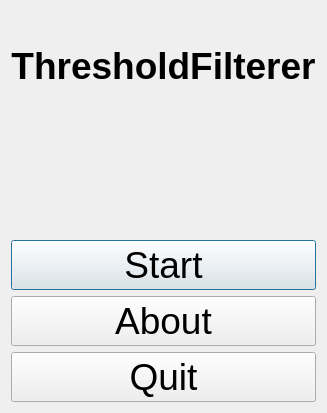
richelbilderbeek/ProjectRichelBilderbeek, file Tools/ToolThresholdFilterer/qtthresholdfilterermenudialog.ui: the form before one commit.
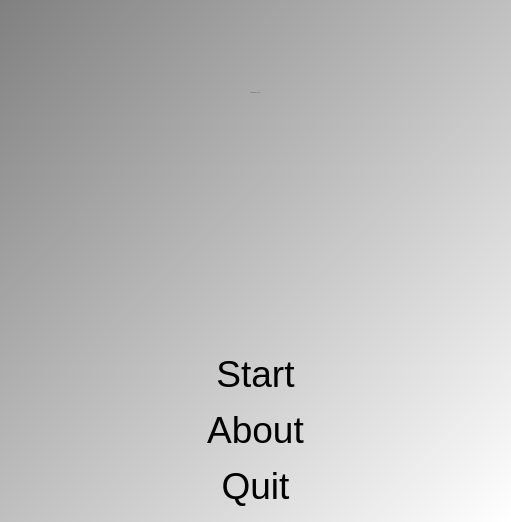
The form after the commit. Icons and pictures are not drawn.

The edit to the form file:
```diff
--- a/Tools/ToolThresholdFilterer/qtthresholdfilterermenudialog.ui
+++ b/Tools/ToolThresholdFilterer/qtthresholdfilterermenudialog.ui
@@ -6,8 +6,8 @@
    <rect>
     <x>0</x>
     <y>0</y>
-    <width>184</width>
-    <height>413</height>
+    <width>511</width>
+    <height>522</height>
    </rect>
   </property>
   <property name="font">
@@ -18,14 +18,25 @@
   <property name="windowTitle">
    <string>ThresholdFilterer</string>
   </property>
+  <property name="styleSheet">
+   <string notr="true">QDialog { 
+background-color: qlineargradient(x1: 0, y1: 0, x2: 1, y2: 1, stop: 0  #808080, stop: 1 #ffffff);
+}
+QLabel { font: 48px &quot;Courier New&quot;, courier, monospace }
+QPushButton { background-color: rgb(255, 255, 255);  }
+QPushButton { color: rgb(0,0,0); }
+QPushButton { font: 48px &quot;Courier New&quot;, courier, monospace }</string>
+  </property>
   <layout class="QVBoxLayout" name="verticalLayout">
    <item>
     <widget class="QLabel" name="label_title">
      <property name="font">
       <font>
-       <pointsize>28</pointsize>
-       <weight>75</weight>
-       <bold>true</bold>
+       <family>Courier New,courier,monospace</family>
+       <pointsize>-1</pointsize>
+       <weight>50</weight>
+       <italic>false</italic>
+       <bold>false</bold>
       </font>
      </property>
      <property name="text">
@@ -54,6 +65,9 @@
      <property name="text">
       <string>Start</string>
      </property>
+     <property name="flat">
+      <bool>true</bool>
+     </property>
     </widget>
    </item>
    <item>
@@ -61,6 +75,9 @@
      <property name="text">
       <string>About</string>
      </property>
+     <property name="flat">
+      <bool>true</bool>
+     </property>
     </widget>
    </item>
    <item>
@@ -68,6 +85,9 @@
      <property name="text">
       <string>Quit</string>
      </property>
+     <property name="flat">
+      <bool>true</bool>
+     </property>
     </widget>
    </item>
   </layout>
```
Left out of the diff: 2 changed lines with no effect on the pictures.
